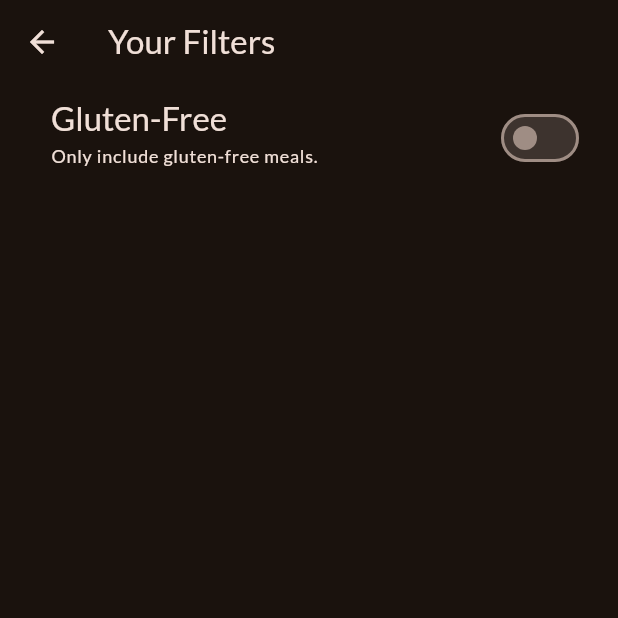
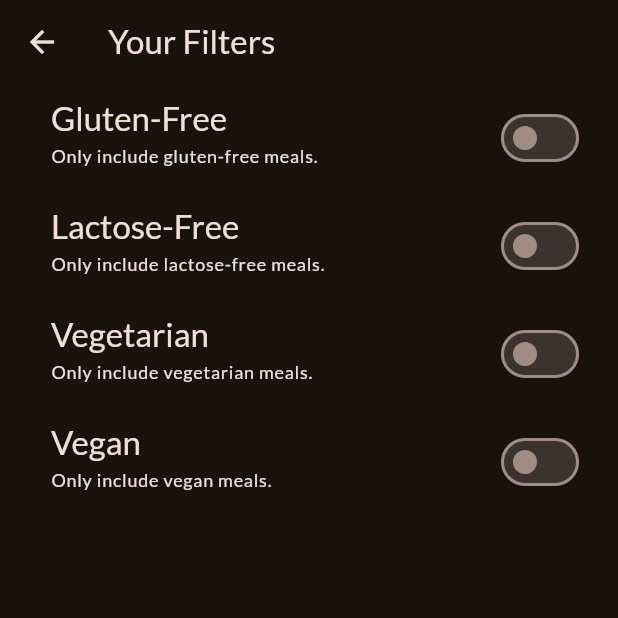
Before and after one commit to lancekian12/Meals-App, a Flutter app: the FiltersScreen screen opened directly, on a phone screen of 412 x 824 dp, the top half of it. Run offline on Flutter 3.47's test engine with Material 3 defaults, Android fonts, the phone set to English and light mode, and no system bars; our stand-ins replace google_fonts, transparent_image.

Commit message:
Added more filter option

```diff
--- a/lib/screens/filters_screen.dart
+++ b/lib/screens/filters_screen.dart
@@ -12,6 +12,9 @@ class FiltersScreen extends StatefulWidget {
 
 class _FilterScreenState extends State<FiltersScreen> {
   var _glutenFreeFilterSet = false;
+  var _lactoseFreeFilterSet = false;
+  var _vegetarianFreeFilterSet = false;
+  var _veganFreeFilterSet = false;
 
   @override
   Widget build(BuildContext context) {
@@ -55,6 +58,72 @@ class _FilterScreenState extends State<FiltersScreen> {
             activeColor: Theme.of(context).colorScheme.tertiary,
             contentPadding: const EdgeInsets.only(left: 34, right: 22),
           ),
+          SwitchListTile(
+            value: _lactoseFreeFilterSet,
+            onChanged: (isChecked) {
+              setState(() {
+                _lactoseFreeFilterSet = isChecked;
+              });
+            },
+            title: Text(
+              'Lactose-Free',
+              style: Theme.of(context).textTheme.titleLarge!.copyWith(
+                    color: Theme.of(context).colorScheme.onBackground,
+                  ),
+            ),
+            subtitle: Text(
+              'Only include lactose-free meals.',
+              style: Theme.of(context).textTheme.labelMedium!.copyWith(
+                    color: Theme.of(context).colorScheme.onBackground,
+                  ),
+            ),
+            activeColor: Theme.of(context).colorScheme.tertiary,
+            contentPadding: const EdgeInsets.only(left: 34, right: 22),
+          ),
+          SwitchListTile(
+            value: _vegetarianFreeFilterSet,
+            onChanged: (isChecked) {
+              setState(() {
+                _vegetarianFreeFilterSet = isChecked;
+              });
+            },
+            title: Text(
+              'Vegetarian',
+              style: Theme.of(context).textTheme.titleLarge!.copyWith(
+                    color: Theme.of(context).colorScheme.onBackground,
+                  ),
+            ),
+            subtitle: Text(
+              'Only include vegetarian meals.',
+              style: Theme.of(context).textTheme.labelMedium!.copyWith(
+                    color: Theme.of(context).colorScheme.onBackground,
+                  ),
+            ),
+            activeColor: Theme.of(context).colorScheme.tertiary,
+            contentPadding: const EdgeInsets.only(left: 34, right: 22),
+          ),
+          SwitchListTile(
+            value: _veganFreeFilterSet,
+            onChanged: (isChecked) {
+              setState(() {
+                _veganFreeFilterSet = isChecked;
+              });
+            },
+            title: Text(
+              'Vegan',
+              style: Theme.of(context).textTheme.titleLarge!.copyWith(
+                    color: Theme.of(context).colorScheme.onBackground,
+                  ),
+            ),
+            subtitle: Text(
+              'Only include vegan meals.',
+              style: Theme.of(context).textTheme.labelMedium!.copyWith(
+                    color: Theme.of(context).colorScheme.onBackground,
+                  ),
+            ),
+            activeColor: Theme.of(context).colorScheme.tertiary,
+            contentPadding: const EdgeInsets.only(left: 34, right: 22),
+          ),
         ],
       ),
     );
```
